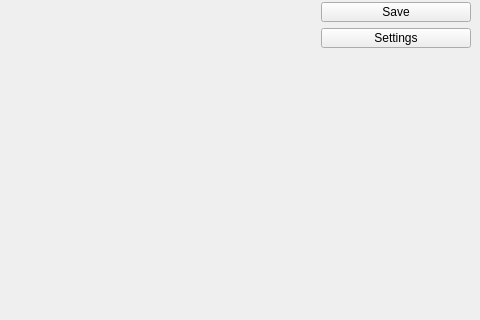
Qt form mainwindow.ui (Arsenal591/GifRecorder) before a commit; both pictures show x 320 to 800 and y 280 to 600 of the 800 by 600 pixel window.
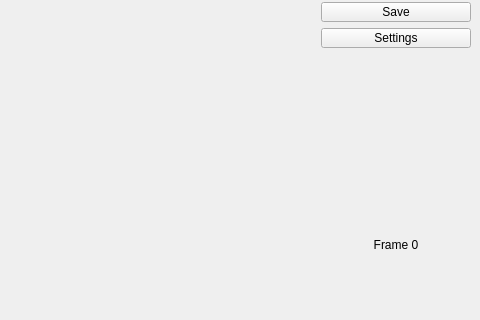
The same form after that commit. Custom widgets are drawn as their Qt base class.

```diff
--- a/mainwindow.ui
+++ b/mainwindow.ui
@@ -303,7 +303,7 @@
              <item>
               <widget class="QLabel" name="progessText">
                <property name="text">
-                <string/>
+                <string>Frame 0</string>
                </property>
                <property name="alignment">
                 <set>Qt::AlignCenter</set>
```
